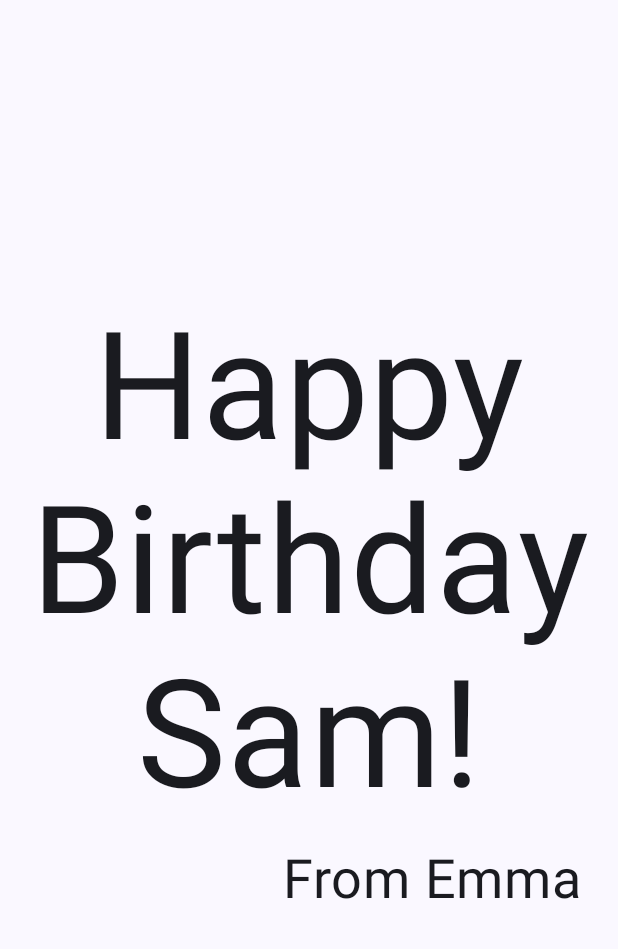
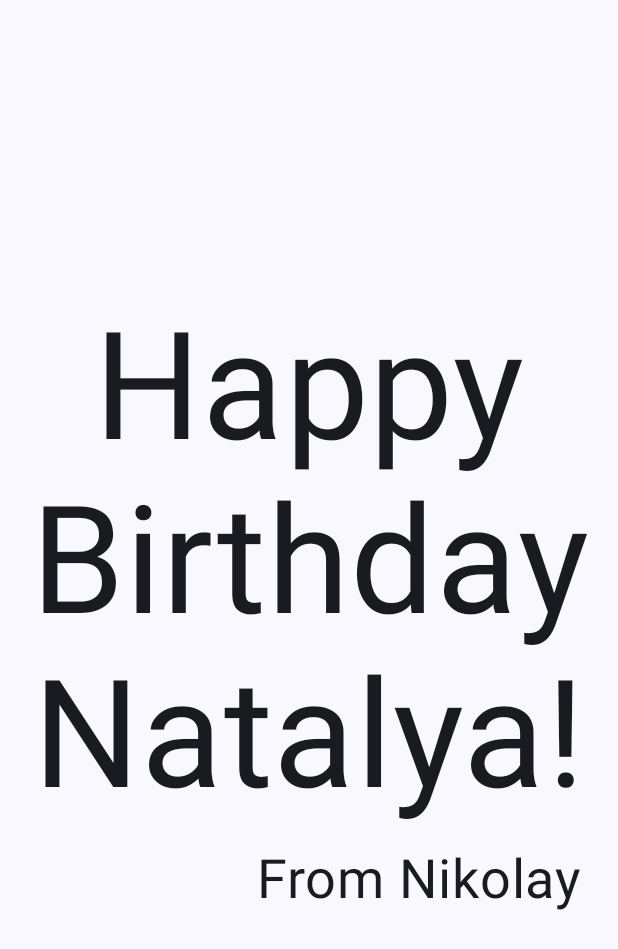
Before and after one commit to kirillov-n/BirthdayCard, an Android app built with Jetpack Compose: the screen it shows after launch (MainActivity), on a phone screen of 412 x 824 dp. Shown: the top 949 px of the screen. Run offline under Robolectric (Android 15) with nearby library versions, the phone set to English and light mode, and no system bars.

Commit message:
small text changes

```diff
--- a/app/src/main/java/com/example/birthdaycard/MainActivity.kt
+++ b/app/src/main/java/com/example/birthdaycard/MainActivity.kt
@@ -34,8 +34,8 @@ class MainActivity : ComponentActivity() {
                     color = MaterialTheme.colorScheme.background
                 ){
                     GreetingText(
-                        message = "Happy Birthday Sam!",
-                        from = "From Emma",
+                        message = "Happy Birthday Natalya!",
+                        from = "From Nikolay",
                         modifier = Modifier.padding(8.dp)
                     )
                 }
```
